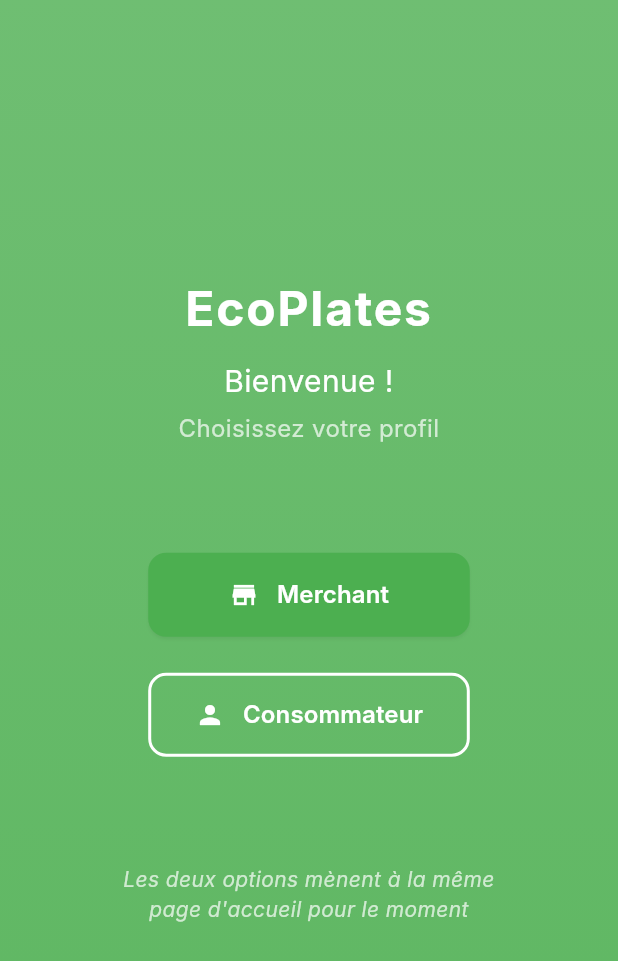
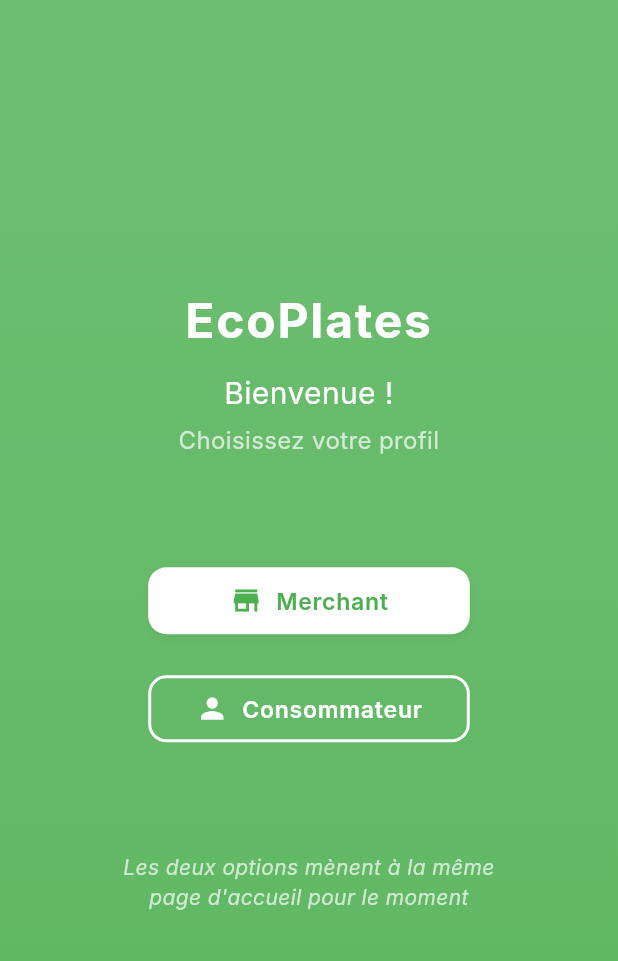
Before and after one commit to SIDIKICONDE/EcoPlates, a Flutter app: the screen it shows after launch, on a phone screen of 412 x 824 dp. Shown: the top 961 px of the screen. Run offline on Flutter 3.47's test engine with Material 3 defaults, Android fonts, the phone set to English and light mode, and no system bars; our stand-ins replace cached_network_image, connectivity_plus, csv, dartz, dio, equatable and 21 more; missing offline and left inert: base32, mobile_scanner, otp; accounts and stored records are empty; Roboto replaces fonts that are missing (Inter).

Commit message:
Update: Latest changes before pushing to GitHub

```diff
--- a/lib/presentation/screens/welcome_screen.dart
+++ b/lib/presentation/screens/welcome_screen.dart
@@ -4,6 +4,7 @@ import 'package:go_router/go_router.dart';
 
 import '../../core/responsive/responsive.dart';
 import '../../core/router/routes/route_constants.dart';
+import '../widgets/common/eco_button.dart';
 
 /// Page de bienvenue pour choisir le type d'utilisateur
 class WelcomeScreen extends ConsumerWidget {
@@ -181,80 +182,45 @@ class WelcomeScreen extends ConsumerWidget {
       ),
       child: Column(
         children: [
-          // Bouton Merchant avec hauteur responsive
+          // Bouton Merchant avec le nouveau système EcoButton
           FractionallySizedBox(
             widthFactor: 0.8,
-            child: ResponsiveButton(
+            child: EcoButton(
+              text: 'Merchant',
               onPressed: () {
                 context.go(RouteConstants.merchantStore);
               },
-              child: Row(
-                mainAxisSize: MainAxisSize.min,
-                children: [
-                  ResponsiveIcon(
-                    Icons.store,
+              icon: Icons.store,
+              variant: EcoButtonVariant.primary,
+              backgroundColor: Colors.white,
+              foregroundColor: Theme.of(context).primaryColor,
               size: context.responsive(
-                      mobile: 20,
-                      tablet: 24,
-                      desktop: 28,
-                    ),
-                  ),
-                  const HorizontalGap(multiplier: 0.5),
-                  ResponsiveText(
-                    'Merchant',
-                    fontSize: FontSizes.buttonMedium,
-                    style: const TextStyle(
-                      fontWeight: FontWeight.w600,
-                    ),
-                  ),
-                ],
+                mobile: EcoButtonSize.medium,
+                tablet: EcoButtonSize.large,
+                desktop: EcoButtonSize.large,
               ),
             ),
           ),
 
           const VerticalGap(),
 
-          // Bouton Consommateur avec style responsive
+          // Bouton Consommateur avec le nouveau système EcoButton
           FractionallySizedBox(
             widthFactor: 0.8,
-            child: SizedBox(
-              height: context.buttonHeight,
-              child: OutlinedButton(
+            child: EcoButton(
+              text: 'Consommateur',
               onPressed: () {
                 context.go(RouteConstants.consumerDiscover);
               },
-                style: OutlinedButton.styleFrom(
-                  side: const BorderSide(color: Colors.white, width: 2),
+              icon: Icons.person,
+              variant: EcoButtonVariant.outline,
+              borderColor: Colors.white,
               foregroundColor: Colors.white,
-                  padding: EdgeInsets.symmetric(
-                    horizontal: context.horizontalSpacing,
-                    vertical: 12,
-                  ),
-                  shape: RoundedRectangleBorder(
-                    borderRadius: BorderRadius.circular(context.borderRadius),
-                  ),
-                ),
-                child: Row(
-                  mainAxisSize: MainAxisSize.min,
-                  children: [
-                    ResponsiveIcon(
-                      Icons.person,
+              borderWidth: 2.0,
               size: context.responsive(
-                        mobile: 20,
-                        tablet: 24,
-                        desktop: 28,
-                      ),
-                    ),
-                    const HorizontalGap(multiplier: 0.5),
-                    ResponsiveText(
-                      'Consommateur',
-                      fontSize: FontSizes.buttonMedium,
-                      style: const TextStyle(
-                        fontWeight: FontWeight.w600,
-                      ),
-                    ),
-                  ],
-                ),
+                mobile: EcoButtonSize.medium,
+                tablet: EcoButtonSize.large,
+                desktop: EcoButtonSize.large,
               ),
             ),
           ),
--- a/pubspec.yaml
+++ b/pubspec.yaml
@@ -50,11 +50,6 @@ dependencies:
   flutter_riverpod: ^3.0.0
   flutter_screenutil: ^5.9.3
   responsive_framework: ^1.5.1
-  flutter_secure_storage: ^10.0.0-beta.4
-  freezed_annotation: ^3.1.0
-  geolocator: ^14.0.2
-  go_router: ^16.0.0
-  google_maps_flutter: ^2.8.0
   hive: ^2.2.3
   hive_flutter: ^1.1.0
   http: ^1.1.0
```
Lines whose indentation alone changed are shown as unchanged.
